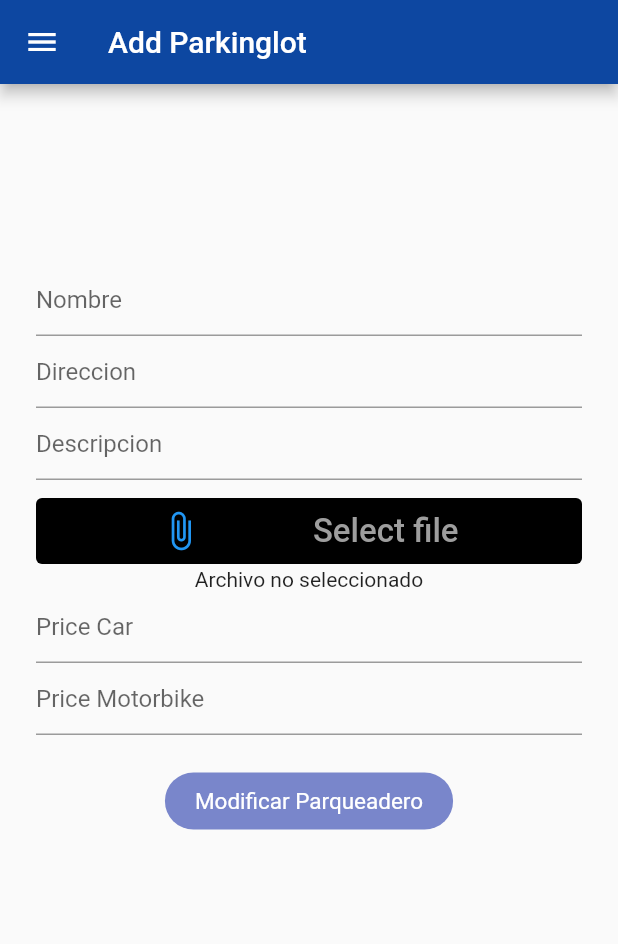
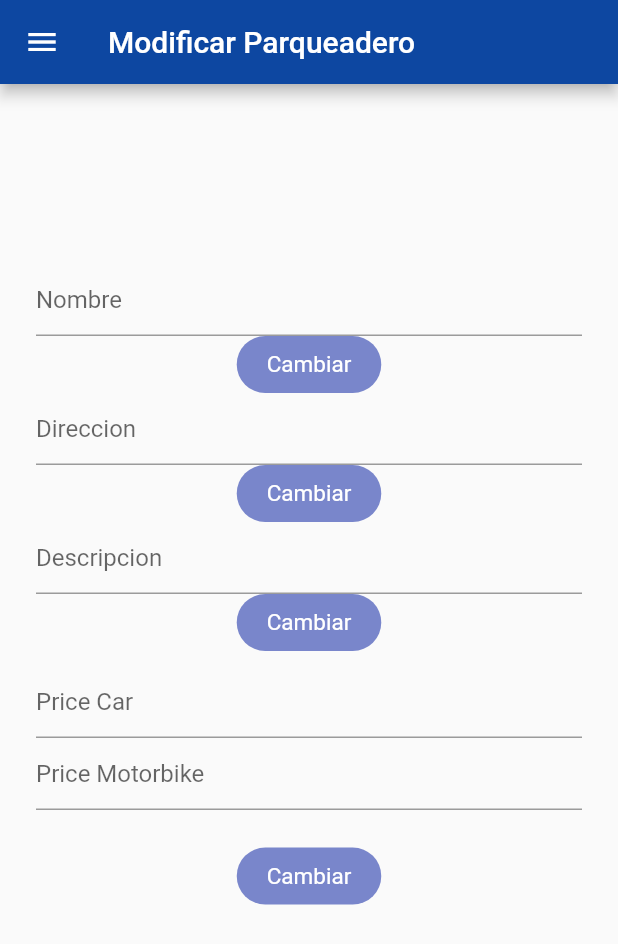
Before and after one commit to IngeSoft202110/MPS, a Flutter app: the ModifyParkingLot screen opened directly with empty values, on a phone screen of 412 x 824 dp. Shown: the top 944 px of the screen. Run offline on Flutter 3.47's test engine with Material 2 defaults, Android fonts, the phone set to English and light mode, and no system bars; our stand-ins replace carousel_slider, cloud_firestore, file_picker, firebase_auth, firebase_core, firebase_storage and 5 more; missing offline and left inert: geocoding_platform_interface, google_maps_controller; accounts and stored records are empty.

Commit message:
Modificar parqueaderos terminado

```diff
--- a/lib/views/ModifyParkingLot .dart
+++ b/lib/views/ModifyParkingLot .dart
@@ -65,9 +65,9 @@ class _ModifyParkingLotState extends State<ModifyParkingLot> {
 
         Map<String, dynamic> price = {"carro": priceCar, "moto": priceBike};
 
-        DocumentSnapshot d = FirebaseFirestore.instance.collection('parqueaderos').doc(value).get() as DocumentSnapshot;
+        ///DocumentSnapshot d = FirebaseFirestore.instance.collection('parqueaderos').doc(value).get() as DocumentSnapshot;
 
-        if(nombre == null){
+        /*if(nombre == null){
           nombre = d['nombre'].toString();
           print(nombre);
         }
@@ -75,11 +75,14 @@ class _ModifyParkingLotState extends State<ModifyParkingLot> {
         if(direccion == null){
           direccion = d['direccion'].toString();
           print(direccion);
-        }
+        }*/
 
 
         FirebaseFirestore.instance.collection('parqueaderos').doc(value).update({
-          "precio": price
+          "precio": price,
+          //"nombre": nombre,
+          //"direccion": direccion,
+          //"descripcion": descripcion
         });
 
   }
@@ -93,7 +96,7 @@ class _ModifyParkingLotState extends State<ModifyParkingLot> {
       appBar: AppBar(
         //automaticallyImplyLeading: false,
         backgroundColor: Colors.blue[900],
-        title: Text("Add Parkinglot"),
+        title: Text("Modificar Parqueadero"),
       ),
       drawer: SideBar(),
       body: SingleChildScrollView(
@@ -115,6 +118,29 @@ class _ModifyParkingLotState extends State<ModifyParkingLot> {
                     nombre = val;
                   },
                 ),
+                GestureDetector(
+                  onTap: () async {
+                    getNombre(context);
+                    /*List<QueryDocumentSnapshot> lista = [];
+                                lista = await Queries().owner();
+                                Navigator.push(context,
+                                MaterialPageRoute(builder: (context) => HomePartner(lista:lista)));*/
+                  },
+                  child: Container(
+                    decoration: BoxDecoration(
+                      color: Colors.indigo[300],
+                      borderRadius: BorderRadius.circular(50),
+                    ),
+                    padding: EdgeInsets.symmetric(horizontal: 20, vertical: 10),
+                    child: Text(
+                      "Cambiar",
+                      style: TextStyle(
+                        fontSize: 15,
+                        color: Colors.white,
+                      ),
+                    ),
+                  ),
+                ),
                 TextFormField(
                   /*validator: (val) {
                     return val.isEmpty ? "Ingrese la dirección" : null;
@@ -126,6 +152,29 @@ class _ModifyParkingLotState extends State<ModifyParkingLot> {
 
                   },
                 ),
+                GestureDetector(
+                  onTap: () async {
+                    getDireccion(context);
+                    /*List<QueryDocumentSnapshot> lista = [];
+                                lista = await Queries().owner();
+                                Navigator.push(context,
+                                MaterialPageRoute(builder: (context) => HomePartner(lista:lista)));*/
+                  },
+                  child: Container(
+                    decoration: BoxDecoration(
+                      color: Colors.indigo[300],
+                      borderRadius: BorderRadius.circular(50),
+                    ),
+                    padding: EdgeInsets.symmetric(horizontal: 20, vertical: 10),
+                    child: Text(
+                      "Cambiar",
+                      style: TextStyle(
+                        fontSize: 15,
+                        color: Colors.white,
+                      ),
+                    ),
+                  ),
+                ),
                 TextFormField(
                   /*validator: (val) {
                     return val.isEmpty ? "Ingrese la descripción" : null;
@@ -135,15 +184,38 @@ class _ModifyParkingLotState extends State<ModifyParkingLot> {
                     descripcion = val;
                   },
                 ),
+                GestureDetector(
+                  onTap: () async {
+                    getDescripcion(context);
+                    /*List<QueryDocumentSnapshot> lista = [];
+                                lista = await Queries().owner();
+                                Navigator.push(context,
+                                MaterialPageRoute(builder: (context) => HomePartner(lista:lista)));*/
+                  },
+                  child: Container(
+                    decoration: BoxDecoration(
+                      color: Colors.indigo[300],
+                      borderRadius: BorderRadius.circular(50),
+                    ),
+                    padding: EdgeInsets.symmetric(horizontal: 20, vertical: 10),
+                    child: Text(
+                      "Cambiar",
+                      style: TextStyle(
+                        fontSize: 15,
+                        color: Colors.white,
+                      ),
+                    ),
+                  ),
+                ),
                 SizedBox(
                   height: 10,
                 ),
-                ButtonWidget(
+                /*ButtonWidget(
                   text: 'Select file',
                   icon: Icons.attach_file,
                   onClicked: selectFile,
                 ),
-                Text(filename),
+                Text(filename),*/
                 /*TextFormField(
                   validator: (val) {
                     return val.isEmpty ? "Ingrese la puntuación" : null;
@@ -193,7 +265,7 @@ class _ModifyParkingLotState extends State<ModifyParkingLot> {
                     ),
                     padding: EdgeInsets.symmetric(horizontal: 20, vertical: 10),
                     child: Text(
-                      "Modificar Parqueadero",
+                      "Cambiar",
                       style: TextStyle(
                         fontSize: 15,
                         color: Colors.white,
--- a/lib/views/addParkingLot.dart
+++ b/lib/views/addParkingLot.dart
@@ -87,7 +87,7 @@ class _AddParkingLotState extends State<AddParkingLot> {
       appBar: AppBar(
         //automaticallyImplyLeading: false,
         backgroundColor: Colors.blue[900],
-        title: Text("Add Parkinglot"),
+        title: Text("Agregar parqueadero"),
       ),
       drawer: SideBar(),
       body: SingleChildScrollView(
```
